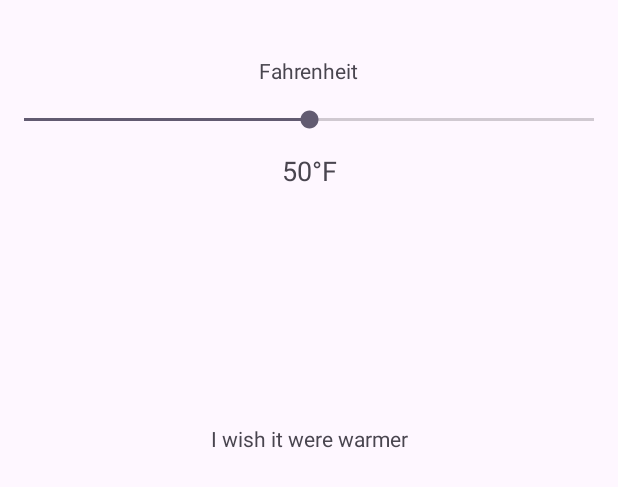
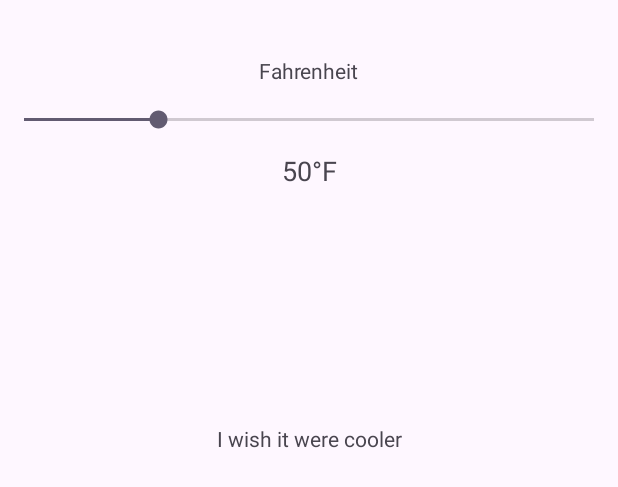
Before and after one commit to garyd789/TemperatureConverter, an Android app: the layout activity_main.xml on its own in the app's theme, with its tools: preview values and no code run, on a phone screen of 412 x 824 dp. Shown: the part 692-1179 px from the top of the screen. Run offline under Robolectric (Android 15) with nearby library versions, the phone set to English and light mode, and no system bars.

Commit message:
implemented remaining functionality

```diff
--- a/app/src/main/res/layout/activity_main.xml
+++ b/app/src/main/res/layout/activity_main.xml
@@ -8,6 +8,7 @@
     android:layout_gravity="center">
 
     <TextView
+        android:id="@+id/CelsiusTitle"
         android:layout_width="wrap_content"
         android:layout_height="wrap_content"
         android:text="@string/celsius"
@@ -40,7 +41,7 @@
         app:layout_constraintTop_toTopOf="parent" />
 
     <TextView
-        android:id="@+id/textView"
+        android:id="@+id/FahrenheitTitle"
         android:layout_width="wrap_content"
         android:layout_height="wrap_content"
         android:text="@string/fahrenheit"
@@ -54,7 +55,7 @@
         android:id="@+id/FahrenheitSeekBar"
         android:layout_width="match_parent"
         android:layout_height="wrap_content"
-        android:max="100"
+        android:max="212"
         android:progress="50"
         app:layout_constraintBottom_toBottomOf="parent"
         app:layout_constraintTop_toTopOf="parent"
@@ -74,9 +75,10 @@
         app:layout_constraintVertical_bias="0.050000012" />
 
     <TextView
+        android:id="@+id/interesting_message"
         android:layout_width="wrap_content"
         android:layout_height="wrap_content"
-        android:text="@string/interesting_message_warmer"
+        android:text="@string/interesting_message_cooler"
         app:layout_constraintBottom_toBottomOf="parent"
         app:layout_constraintEnd_toEndOf="parent"
         app:layout_constraintStart_toStartOf="parent"
```
Also changed, not shown: app/src/main/java/com/example/temperatureconverter/MainActivity.kt (+23 -0 lines).
